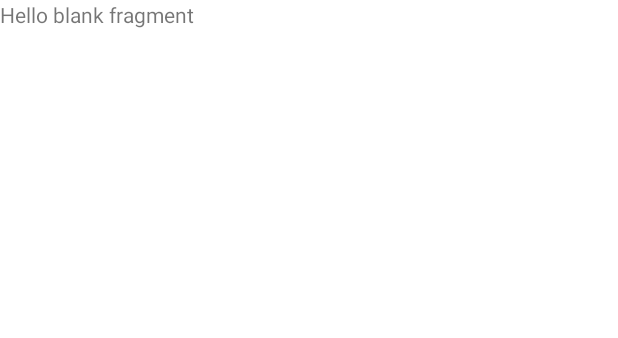
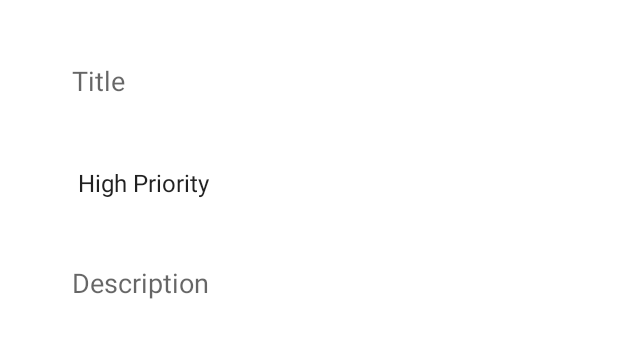
Before and after one commit to Bhaskar100-hub/My_To-Do_App, an Android app: the layout fragment_add.xml on its own in the app's theme, with its tools: preview values and no code run, on a phone screen of 412 x 824 dp. Shown: the top 338 px of the screen. Run offline under Robolectric (Android 15) with nearby library versions, the light colour scheme and no system bars.

Commit message:
Design Add Fragment Layout

```diff
--- a/app/build.gradle
+++ b/app/build.gradle
@@ -5,10 +5,11 @@ plugins {
 
 android {
     compileSdk 33
+    buildToolsVersion "30.0.3"
 
     defaultConfig {
         applicationId "wary.bhaskar.myto_doapp"
-        minSdk 23
+        minSdk 26
         targetSdk 33
         versionCode 1
         versionName "1.0"
@@ -29,6 +30,9 @@ android {
     kotlinOptions {
         jvmTarget = '1.8'
     }
+    buildFeatures {
+        viewBinding true
+    }
 }
 
 dependencies {
--- a/app/src/main/res/layout/fragment_add.xml
+++ b/app/src/main/res/layout/fragment_add.xml
@@ -1,14 +1,57 @@
 <?xml version="1.0" encoding="utf-8"?>
-<FrameLayout xmlns:android="http://schemas.android.com/apk/res/android"
+<androidx.constraintlayout.widget.ConstraintLayout xmlns:android="http://schemas.android.com/apk/res/android"
+    xmlns:app="http://schemas.android.com/apk/res-auto"
     xmlns:tools="http://schemas.android.com/tools"
     android:layout_width="match_parent"
     android:layout_height="match_parent"
+    android:padding="24dp"
     tools:context=".fragments.add.AddFragment">
 
-    <!-- TODO: Update blank fragment layout -->
-    <TextView
-        android:layout_width="match_parent"
-        android:layout_height="match_parent"
-        android:text="@string/hello_blank_fragment" />
+    <EditText
+        android:id="@+id/title_et"
+        android:layout_width="0dp"
+        android:layout_height="60dp"
+        android:ems="10"
+        android:inputType="textPersonName"
+        android:hint="@string/title"
+        android:paddingStart="24dp"
+        android:paddingEnd="24dp"
+        android:background="@android:color/transparent"
+        app:layout_constraintEnd_toEndOf="parent"
+        app:layout_constraintStart_toStartOf="parent"
+        app:layout_constraintTop_toTopOf="parent"
+        app:layout_constraintHorizontal_bias="0.5"/>
 
-</FrameLayout>
+    <Spinner
+        android:id="@+id/priorities_spinner"
+        android:layout_width="0dp"
+        android:layout_height="60dp"
+        android:layout_marginTop="8dp"
+        android:paddingStart="20dp"
+        android:paddingEnd="20dp"
+        android:entries="@array/priorities"
+        android:background="@android:color/transparent"
+        app:layout_constraintEnd_toEndOf="parent"
+        app:layout_constraintHorizontal_bias="0.5"
+        app:layout_constraintStart_toStartOf="parent"
+        app:layout_constraintTop_toBottomOf="@+id/title_et" />
+
+    <EditText
+        android:id="@+id/description_et"
+        android:layout_width="0dp"
+        android:layout_height="0dp"
+        android:ems="10"
+        android:paddingStart="24dp"
+        android:paddingEnd="24dp"
+        android:paddingTop="16dp"
+        android:gravity="top | start"
+        android:inputType="textMultiLine"
+        android:layout_marginTop="8dp"
+        android:background="@android:color/transparent"
+        android:hint="@string/description"
+        app:layout_constraintBottom_toBottomOf="parent"
+        app:layout_constraintEnd_toEndOf="parent"
+        app:layout_constraintHorizontal_bias="0.5"
+        app:layout_constraintStart_toStartOf="parent"
+        app:layout_constraintTop_toBottomOf="@+id/priorities_spinner" />
+</androidx.constraintlayout.widget.ConstraintLayout>
--- a/app/src/main/res/layout/fragment_list.xml
+++ b/app/src/main/res/layout/fragment_list.xml
@@ -31,7 +31,8 @@
         android:tint="@color/white"
         android:backgroundTint="@color/purple_200"
         app:layout_constraintBottom_toBottomOf="parent"
-        app:layout_constraintEnd_toEndOf="parent" />
+        app:layout_constraintEnd_toEndOf="parent"
+        android:contentDescription="TODO" />
 
     <ImageView
         android:id="@+id/no_data_imageView"
@@ -43,7 +44,8 @@
         app:layout_constraintEnd_toEndOf="@+id/recyclerView"
         app:layout_constraintStart_toStartOf="@+id/recyclerView"
         app:layout_constraintTop_toTopOf="@+id/recyclerView"
-        app:layout_constraintVertical_bias="0.37" />
+        app:layout_constraintVertical_bias="0.37"
+        android:contentDescription="TODO" />
 
     <TextView
         android:id="@+id/no_data_texView"
--- a/app/src/main/res/navigation/my_nav.xml
+++ b/app/src/main/res/navigation/my_nav.xml
@@ -8,7 +8,7 @@
     <fragment
         android:id="@+id/listFragment"
         android:name="wary.bhaskar.myto_doapp.fragments.list.ListFragment"
-        android:label="fragment_list"
+        android:label="To-Do List"
         tools:layout="@layout/fragment_list" >
         <action
             android:id="@+id/action_listFragment_to_addFragment"
@@ -20,7 +20,7 @@
     <fragment
         android:id="@+id/addFragment"
         android:name="wary.bhaskar.myto_doapp.fragments.add.AddFragment"
-        android:label="fragment_add"
+        android:label="Add"
         tools:layout="@layout/fragment_add" >
         <action
             android:id="@+id/action_addFragment_to_listFragment"
@@ -29,7 +29,7 @@
     <fragment
         android:id="@+id/updateFragment"
         android:name="wary.bhaskar.myto_doapp.fragments.update.UpdateFragment"
-        android:label="fragment_update"
+        android:label="Update"
         tools:layout="@layout/fragment_update" >
         <action
             android:id="@+id/action_updateFragment_to_listFragment"
--- a/app/src/main/res/values/strings.xml
+++ b/app/src/main/res/values/strings.xml
@@ -3,4 +3,12 @@
     <!-- TODO: Remove or change this placeholder text -->
     <string name="hello_blank_fragment">Hello blank fragment</string>
     <string name="no_data">No Data</string>
+    <string name="title">Title</string>
+    <string name="description">Description</string>
+
+    <string-array name="priorities">
+        <item>High Priority</item>
+        <item>Medium Priority</item>
+        <item>Low Priority</item>
+    </string-array>
 </resources>
```
Also changed, not shown: app/src/main/java/wary/bhaskar/myto_doapp/MainActivity.kt (+10 -0 lines), app/src/main/java/wary/bhaskar/myto_doapp/fragments/list/ListFragment.kt (+13 -7 lines).
